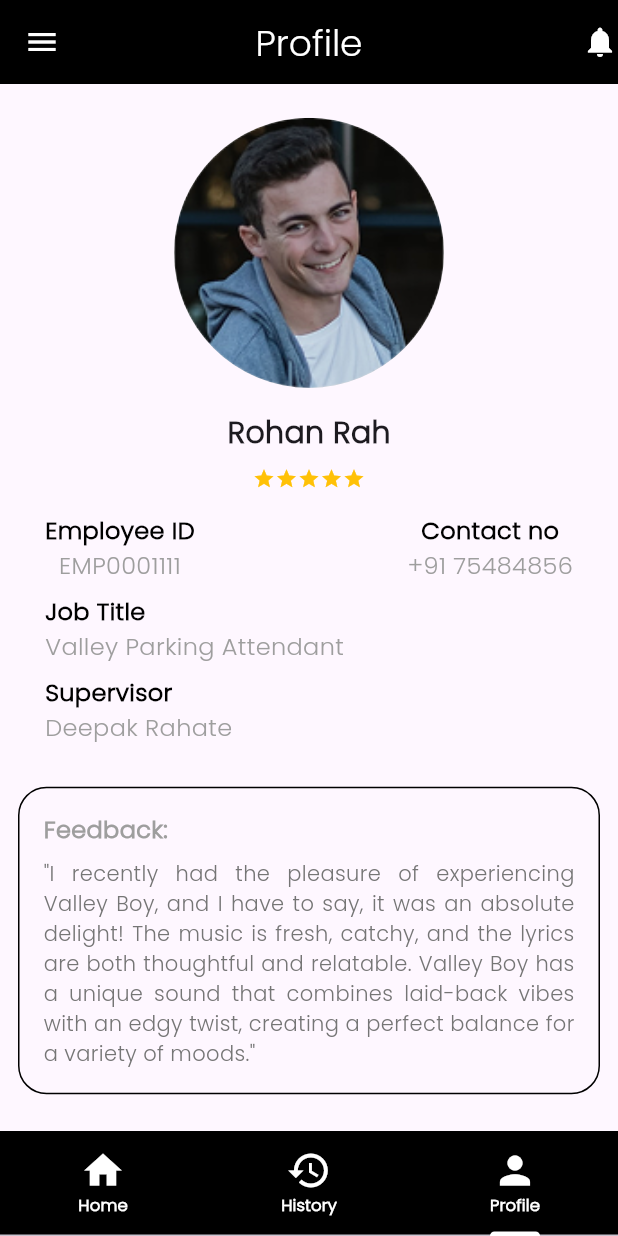
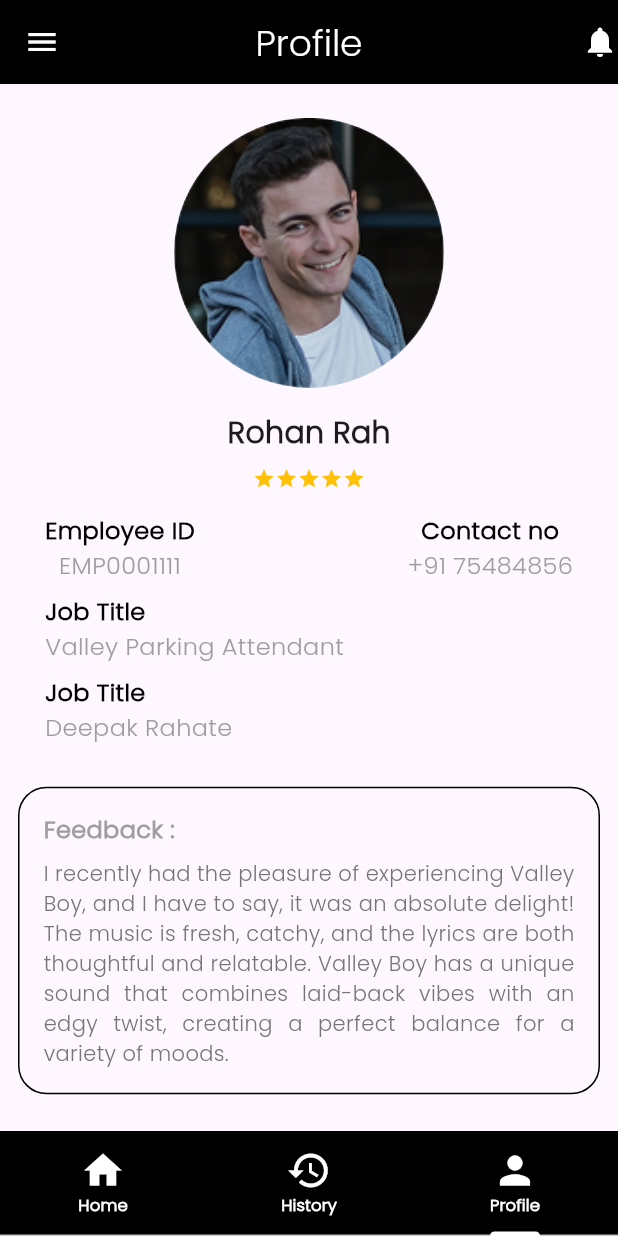
Before and after one commit to HBGadgets/I-park_flutterApp, a Flutter app: the HomePage screen opened directly, item 3 of the bottom bar chosen, on a phone screen of 412 x 824 dp. Run offline on Flutter 3.47's test engine with Material 3 defaults, Android fonts, the phone set to English and light mode, and no system bars; missing offline and left inert: slide_to_confirm.

Commit message:
all constant in home screen are completed

```diff
--- a/lib/view/constants/constants_variables.dart
+++ b/lib/view/constants/constants_variables.dart
@@ -15,6 +15,30 @@ class ConstantVariables
   static const String tabBarHistoryText = "History";
   static const String tabBarProfileText = "Profile";
   static const String homePersonNameText = "Rohan Rah";
+  static const String scanQRText = "Scan QR";
+  static const String recentChantsText = "Recent Chats";
+  static const String carNumberText = "MH36A6678";
+  static const String carMessageText = "I Need my car in 30 min..";
+  static const String dateHintText = "DD/MM/YY";
+  static const String labelSelectTimeText = "Select Time";
+  static const String historyPersonNameText = "Shrikant Ramesh Yadav";
+  static const String historyCarNumberText = "MH36A6678";
+  static const String distanceArrivalText = "Arrival";
+  static const String distanceDepartureText= "Departure";
+  static const String dateText= "17.02-2025";
+  static const String timeText= "19:09";
+  static const String hoursText= "PM";
+  static const String profileText= "Rohan Rah";
+  static const String employeeIdText= "Employee ID";
+  static const String employeeIdNumberText= "EMP0001111";
+  static const String contactNoText= "Contact no";
+  static const String mobileNoText= "+91 75484856";
+  static const String jobTitleText= "Job Title";
+  static const String jobDescriptionText= "Valley Parking Attendant";
+  static const String supervisorText= "Job Title";
+  static const String supervisorNameText= "Deepak Rahate";
+  static const String feedbackText= "Feedback :";
+  static const String feedbackContentText= "I recently had the pleasure of experiencing Valley Boy, and I have to say, it was an absolute delight! The music is fresh, catchy, and the lyrics are both thoughtful and relatable. Valley Boy has a unique sound that combines laid-back vibes with an edgy twist, creating a perfect balance for a variety of moods.";
 
 
 
--- a/lib/view/ui/home.dart
+++ b/lib/view/ui/home.dart
@@ -231,8 +231,7 @@ class HomeScreen extends State<HomePage> {
                     width: 259,
                     height: 259,
                   ),
-                  const Text(
-                    'Scan QR',
+                  const Text(ConstantVariables.scanQRText,
                     style: TextStyle(
                       fontSize: 24,
                       fontFamily: ConstantVariables.fontFamilyPoppins,
@@ -248,7 +247,7 @@ class HomeScreen extends State<HomePage> {
           mainAxisAlignment: MainAxisAlignment.end,
           children: [
             Text(
-              "Recent Chats",
+             ConstantVariables.recentChantsText,
               style: TextStyle(
                 color: Colors.grey,
                 fontFamily: ConstantVariables.fontFamilyPoppins,
@@ -278,7 +277,7 @@ class HomeScreen extends State<HomePage> {
                                 Icon(Icons.directions_car_outlined),
                                 SizedBox(width: 10),
                                 Text(
-                                  "MH36A6678",
+                                  ConstantVariables.carNumberText,
                                   style: TextStyle(
                                     fontSize: 16,
                                     fontFamily:
@@ -288,7 +287,7 @@ class HomeScreen extends State<HomePage> {
                               ],
                             ),
                             Text(
-                              "I Need my car in 30 min..",
+                              ConstantVariables.carMessageText,
                               style: TextStyle(
                                 fontSize: 16,
                                 fontFamily: ConstantVariables.fontFamilyPoppins,
@@ -321,7 +320,7 @@ class HomeScreen extends State<HomePage> {
                                 Icon(Icons.directions_car_outlined),
                                 SizedBox(width: 10),
                                 Text(
-                                  "MH36A6678",
+                                  ConstantVariables.carNumberText,
                                   style: TextStyle(
                                     fontSize: 16,
                                     fontFamily:
@@ -331,7 +330,7 @@ class HomeScreen extends State<HomePage> {
                               ],
                             ),
                             Text(
-                              "I Need my car in 30 min..",
+                              ConstantVariables.carMessageText,
                               style: TextStyle(
                                 fontSize: 16,
                                 fontFamily: ConstantVariables.fontFamilyPoppins,
@@ -364,7 +363,7 @@ class HomeScreen extends State<HomePage> {
                                 Icon(Icons.directions_car_outlined),
                                 SizedBox(width: 10),
                                 Text(
-                                  "MH36A6678",
+                                  ConstantVariables.carNumberText,
                                   style: TextStyle(
                                     fontSize: 16,
                                     fontFamily:
@@ -374,7 +373,7 @@ class HomeScreen extends State<HomePage> {
                               ],
                             ),
                             Text(
-                              "I Need my car in 30 min..",
+                              ConstantVariables.carMessageText,
                               style: TextStyle(
                                 fontSize: 16,
                                 fontFamily: ConstantVariables.fontFamilyPoppins,
@@ -412,7 +411,7 @@ class HomeScreen extends State<HomePage> {
             Expanded(
               child: TextField(
                 decoration: InputDecoration(
-                  hintText: 'DD/MM/YY',
+                  hintText: ConstantVariables.dateHintText,
                   hintStyle: TextStyle(
                     fontFamily: ConstantVariables.fontFamilyPoppins,
                   ),
@@ -425,7 +424,7 @@ class HomeScreen extends State<HomePage> {
             Expanded(
               child: TextField(
                 decoration: InputDecoration(
-                  labelText: 'Select Time',
+                  labelText: ConstantVariables.labelSelectTimeText,
                   labelStyle: TextStyle(
                     fontFamily: ConstantVariables.fontFamilyPoppins,
                   ),
@@ -455,7 +454,7 @@ class HomeScreen extends State<HomePage> {
                   mainAxisAlignment: MainAxisAlignment.spaceBetween,
                   children: [
                     Text(
-                      'Shrikant Ramesh Yadav',
+                      ConstantVariables.historyPersonNameText,
                       style: TextStyle(
                         fontWeight: FontWeight.bold,
                         fontFamily: ConstantVariables.fontFamilyPoppins,
@@ -473,7 +472,7 @@ class HomeScreen extends State<HomePage> {
                   ],
                 ),
                 subtitle: const Text(
-                  'MH36A6678',
+                  ConstantVariables.historyCarNumberText,
                   style: TextStyle(
                     fontSize: 13,
                     fontFamily: ConstantVariables.fontFamilyPoppins,
@@ -510,7 +509,7 @@ class HomeScreen extends State<HomePage> {
                       crossAxisAlignment: CrossAxisAlignment.start,
                       children: [
                         Text(
-                          "Arrival",
+                          ConstantVariables.distanceArrivalText,
                           style: TextStyle(
                             fontWeight: FontWeight.bold,
                             fontFamily: ConstantVariables.fontFamilyPoppins,
@@ -520,7 +519,7 @@ class HomeScreen extends State<HomePage> {
                           children: [
                             Icon(Icons.calendar_month),
                             Text(
-                              "17.02-2025",
+                              ConstantVariables.dateText,
                               style: TextStyle(
                                 fontFamily: ConstantVariables.fontFamilyPoppins,
                               ),
@@ -528,14 +527,14 @@ class HomeScreen extends State<HomePage> {
                             SizedBox(width: 50),
                             Icon(Icons.timer_outlined),
                             Text(
-                              "19:09",
+                              ConstantVariables.timeText,
                               style: TextStyle(
                                 fontFamily: ConstantVariables.fontFamilyPoppins,
                               ),
                             ),
                             SizedBox(width: 20),
                             Text(
-                              "PM",
+                              ConstantVariables.hoursText,
                               style: TextStyle(
                                 fontFamily: ConstantVariables.fontFamilyPoppins,
                               ),
@@ -544,7 +543,7 @@ class HomeScreen extends State<HomePage> {
                         ),
                         SizedBox(height: 20),
                         Text(
-                          "Departure",
+                          ConstantVariables.distanceDepartureText,
                           style: TextStyle(
                             fontWeight: FontWeight.bold,
                             fontFamily: ConstantVariables.fontFamilyPoppins,
@@ -554,7 +553,7 @@ class HomeScreen extends State<HomePage> {
                           children: [
                             Icon(Icons.calendar_month),
                             Text(
-                              "17.02-2025",
+                              ConstantVariables.dateText,
                               style: TextStyle(
                                 fontFamily: ConstantVariables.fontFamilyPoppins,
                               ),
@@ -562,14 +561,14 @@ class HomeScreen extends State<HomePage> {
                             SizedBox(width: 50),
                             Icon(Icons.timer_outlined),
                             Text(
-                              "19:09",
+                              ConstantVariables.timeText,
                               style: TextStyle(
                                 fontFamily: ConstantVariables.fontFamilyPoppins,
                               ),
                             ),
                             SizedBox(width: 20),
                             Text(
-                              "PM",
+                              ConstantVariables.hoursText,
                               style: TextStyle(
                                 fontFamily: ConstantVariables.fontFamilyPoppins,
                               ),
@@ -603,7 +602,7 @@ class HomeScreen extends State<HomePage> {
                   mainAxisAlignment: MainAxisAlignment.spaceBetween,
                   children: [
                     Text(
-                      'Shrikant Ramesh Yadav',
+                      ConstantVariables.historyPersonNameText,
                       style: TextStyle(
                         fontWeight: FontWeight.bold,
                         fontFamily: ConstantVariables.fontFamilyPoppins,
@@ -621,7 +620,7 @@ class HomeScreen extends State<HomePage> {
                   ],
                 ),
                 subtitle: const Text(
-                  'MH36A6678',
+                  ConstantVariables.historyCarNumberText,
                   style: TextStyle(
                     fontSize: 13,
                     fontFamily: ConstantVariables.fontFamilyPoppins,
@@ -652,7 +651,7 @@ class HomeScreen extends State<HomePage> {
                       crossAxisAlignment: CrossAxisAlignment.start,
                       children: [
                         Text(
-                          "Arrival",
+                          ConstantVariables.distanceArrivalText,
                           style: TextStyle(
                             fontWeight: FontWeight.bold,
                             fontFamily: ConstantVariables.fontFamilyPoppins,
@@ -662,7 +661,7 @@ class HomeScreen extends State<HomePage> {
                           children: [
                             Icon(Icons.calendar_month),
                             Text(
-                              "17.02-2025",
+                              ConstantVariables.dateText,
                               style: TextStyle(
                                 fontFamily: ConstantVariables.fontFamilyPoppins,
                               ),
@@ -670,14 +669,14 @@ class HomeScreen extends State<HomePage> {
                             SizedBox(width: 50),
                             Icon(Icons.timer_outlined),
                             Text(
-                              "19:09",
+                              ConstantVariables.timeText,
                               style: TextStyle(
                                 fontFamily: ConstantVariables.fontFamilyPoppins,
                               ),
                             ),
                             SizedBox(width: 20),
                             Text(
-                              "PM",
+                              ConstantVariables.hoursText,
                               style: TextStyle(
                                 fontFamily: ConstantVariables.fontFamilyPoppins,
                               ),
@@ -686,7 +685,7 @@ class HomeScreen extends State<HomePage> {
                         ),
                         SizedBox(height: 20),
                         Text(
-                          "Departure",
+                          ConstantVariables.distanceDepartureText,
                           style: TextStyle(
                             fontWeight: FontWeight.bold,
                             fontFamily: ConstantVariables.fontFamilyPoppins,
@@ -696,7 +695,7 @@ class HomeScreen extends State<HomePage> {
                           children: [
                             Icon(Icons.calendar_month),
                             Text(
-                              "17.02-2025",
+                              ConstantVariables.dateText,
                               style: TextStyle(
                                 fontFamily: ConstantVariables.fontFamilyPoppins,
                               ),
@@ -704,14 +703,14 @@ class HomeScreen extends State<HomePage> {
                             SizedBox(width: 50),
                             Icon(Icons.timer_outlined),
                             Text(
-                              "19:09",
+                              ConstantVariables.timeText,
                               style: TextStyle(
                                 fontFamily: ConstantVariables.fontFamilyPoppins,
                               ),
                             ),
                             SizedBox(width: 20),
                             Text(
-                              "PM",
+                              ConstantVariables.hoursText,
                               style: TextStyle(
                                 fontFamily: ConstantVariables.fontFamilyPoppins,
                               ),
@@ -745,7 +744,7 @@ class HomeScreen extends State<HomePage> {
                   mainAxisAlignment: MainAxisAlignment.spaceBetween,
                   children: [
                     Text(
-                      'Shrikant Ramesh Yadav',
+                      ConstantVariables.historyPersonNameText,
                       style: TextStyle(
                         fontWeight: FontWeight.bold,
                         fontFamily: ConstantVariables.fontFamilyPoppins,
@@ -763,7 +762,7 @@ class HomeScreen extends State<HomePage> {
                   ],
                 ),
                 subtitle: const Text(
-                  'MH36A6678',
+                  ConstantVariables.historyCarNumberText,
                   style: TextStyle(
                     fontSize: 13,
                     fontFamily: ConstantVariables.fontFamilyPoppins,
@@ -794,14 +793,14 @@ class HomeScreen extends State<HomePage> {
                       crossAxisAlignment: CrossAxisAlignment.start,
                       children: [
                         Text(
-                          "Arrival",
+                          ConstantVariables.distanceArrivalText,
                           style: TextStyle(fontWeight: FontWeight.bold),
                         ),
                         Row(
                           children: [
                             Icon(Icons.calendar_month),
                             Text(
-                              "17.02-2025",
+                              ConstantVariables.dateText,
                               style: TextStyle(
                                 fontFamily: ConstantVariables.fontFamilyPoppins,
                               ),
@@ -809,14 +808,14 @@ class HomeScreen extends State<HomePage> {
                             SizedBox(width: 50),
                             Icon(Icons.timer_outlined),
                             Text(
-                              "19 :09",
+                              ConstantVariables.timeText,
                               style: TextStyle(
                                 fontFamily: ConstantVariables.fontFamilyPoppins,
                               ),
                             ),
                             SizedBox(width: 20),
                             Text(
-                              "PM",
+                              ConstantVariables.hoursText,
                               style: TextStyle(
                                 fontFamily: ConstantVariables.fontFamilyPoppins,
                               ),
@@ -825,14 +824,14 @@ class HomeScreen extends State<HomePage> {
                         ),
                         SizedBox(height: 20),
                         Text(
-                          "Departure",
+                          ConstantVariables.distanceDepartureText,
                           style: TextStyle(fontWeight: FontWeight.bold),
                         ),
                         Row(
                           children: [
                             Icon(Icons.calendar_month),
                             Text(
-                              "17.02-2025",
+                              ConstantVariables.dateText,
                               style: TextStyle(
                                 fontFamily: ConstantVariables.fontFamilyPoppins,
                               ),
@@ -840,14 +839,14 @@ class HomeScreen extends State<HomePage> {
                             SizedBox(width: 50),
                             Icon(Icons.timer_outlined),
                             Text(
-                              "19:09",
+                              ConstantVariables.timeText,
                               style: TextStyle(
                                 fontFamily: ConstantVariables.fontFamilyPoppins,
                               ),
                             ),
                             SizedBox(width: 20),
                             Text(
-                              "PM",
+                              ConstantVariables.hoursText,
                               style: TextStyle(
                                 fontFamily: ConstantVariables.fontFamilyPoppins,
                               ),
@@ -883,7 +882,7 @@ class HomeScreen extends State<HomePage> {
             ),
             const SizedBox(height: 16),
             Text(
-              'Rohan Rah',
+              ConstantVariables.profileText,
               style: TextStyle(
                 fontFamily: ConstantVariables.fontFamilyPoppins,
                 fontSize: 20,
@@ -911,7 +910,7 @@ class HomeScreen extends State<HomePage> {
                       Column(
                         children: [
                           Text(
-                            'Employee ID',
+                            ConstantVariables.employeeIdText,
                             style: TextStyle(
                               fontSize: 16,
                               color: Colors.black,
@@ -920,7 +919,7 @@ class HomeScreen extends State<HomePage> {
                             ),
                           ),
                           Text(
-                            'EMP0001111',
+                            ConstantVariables.employeeIdNumberText,
                             style: TextStyle(
                               color: Colors.grey,
                               fontSize: 16,
@@ -932,7 +931,7 @@ class HomeScreen extends State<HomePage> {
                       Column(
                         children: [
                           Text(
-                            'Contact no',
+                            ConstantVariables.contactNoText,
                             style: TextStyle(
                               fontSize: 16,
                               color: Colors.black,
@@ -941,7 +940,7 @@ class HomeScreen extends State<HomePage> {
                             ),
                           ),
                           Text(
-                            '+91 75484856',
+                            ConstantVariables.mobileNoText,
                             style: TextStyle(
                               fontFamily: ConstantVariables.fontFamilyPoppins,
                               color: Colors.grey,
@@ -954,7 +953,7 @@ class HomeScreen extends State<HomePage> {
                   ),
                   const SizedBox(height: 8),
                   Text(
-                    'Job Title',
+                    ConstantVariables.jobTitleText,
                     style: TextStyle(
                       fontSize: 16,
                       color: Colors.black,
@@ -963,7 +962,7 @@ class HomeScreen extends State<HomePage> {
                     ),
                   ),
                   Text(
-                    'Valley Parking Attendant',
+                    ConstantVariables.jobDescriptionText,
                     style: TextStyle(
                       color: Colors.grey,
                       fontSize: 16,
@@ -972,7 +971,7 @@ class HomeScreen extends State<HomePage> {
                   ),
                   const SizedBox(height: 8),
                   Text(
-                    'Supervisor',
+                    ConstantVariables.supervisorText,
                     style: TextStyle(
                       fontSize: 16,
                       color: Colors.black,
@@ -981,7 +980,7 @@ class HomeScreen extends State<HomePage> {
                     ),
                   ),
                   Text(
-                    'Deepak Rahate',
+                    ConstantVariables.supervisorNameText,
                     style: TextStyle(
                       color: Colors.grey,
                       fontSize: 16,
@@ -1003,7 +1002,7 @@ class HomeScreen extends State<HomePage> {
                 crossAxisAlignment: CrossAxisAlignment.start,
                 children: [
                   Text(
-                    'Feedback:',
+                    ConstantVariables.feedbackText,
                     style: TextStyle(
                       fontSize: 16,
                       color: Colors.grey,
@@ -1013,7 +1012,7 @@ class HomeScreen extends State<HomePage> {
                   ),
                   const SizedBox(height: 8),
                   Text(
-                    '"I recently had the pleasure of experiencing Valley Boy, and I have to say, it was an absolute delight! The music is fresh, catchy, and the lyrics are both thoughtful and relatable. Valley Boy has a unique sound that combines laid-back vibes with an edgy twist, creating a perfect balance for a variety of moods."',
+                    ConstantVariables.feedbackContentText,
                     textAlign: TextAlign.justify,
                     style: TextStyle(
                       fontSize: 14,
```
